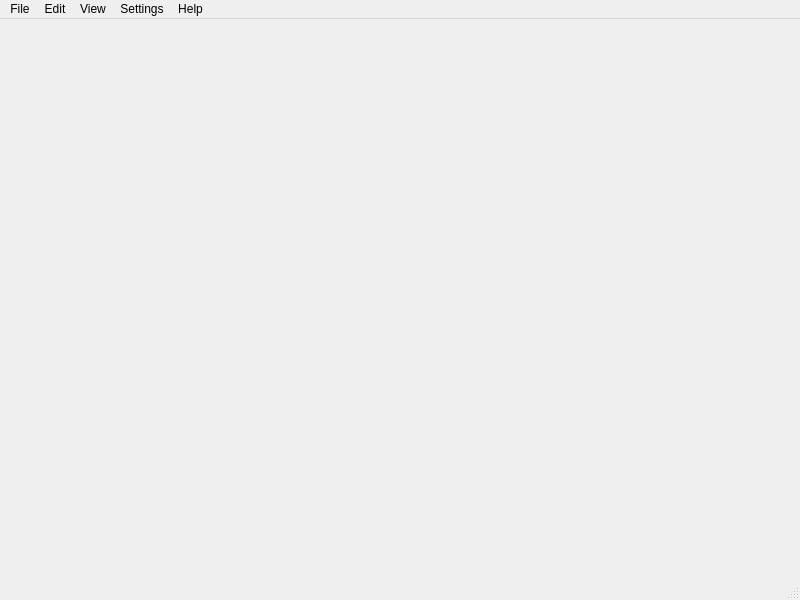
Before: the Qt Designer form i18n-editor/main.ui in wangta69/python, drawn with Qt 5.
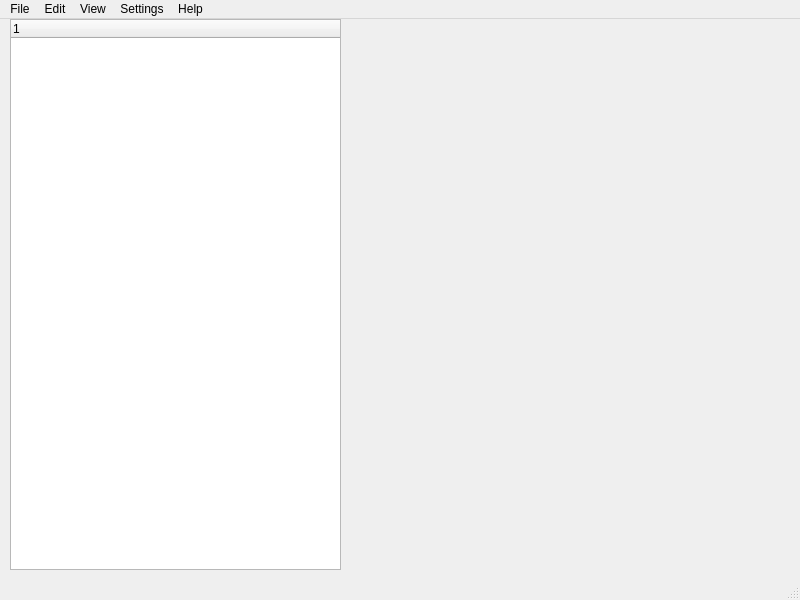
After: the same form once the commit is applied.

```diff
--- a/i18n-editor/main.ui
+++ b/i18n-editor/main.ui
@@ -13,7 +13,40 @@
   <property name="windowTitle">
    <string>MainWindow</string>
   </property>
-  <widget class="QWidget" name="centralwidget"/>
+  <widget class="QWidget" name="centralwidget">
+   <widget class="QWidget" name="horizontalLayoutWidget">
+    <property name="geometry">
+     <rect>
+      <x>10</x>
+      <y>0</y>
+      <width>331</width>
+      <height>551</height>
+     </rect>
+    </property>
+    <layout class="QHBoxLayout" name="horizontalLayout">
+     <item>
+      <widget class="QTreeWidget" name="treeWidget">
+       <column>
+        <property name="text">
+         <string notr="true">1</string>
+        </property>
+       </column>
+      </widget>
+     </item>
+    </layout>
+   </widget>
+   <widget class="QWidget" name="verticalLayoutWidget">
+    <property name="geometry">
+     <rect>
+      <x>410</x>
+      <y>0</y>
+      <width>371</width>
+      <height>551</height>
+     </rect>
+    </property>
+    <layout class="QVBoxLayout" name="verticalLayout"/>
+   </widget>
+  </widget>
   <widget class="QMenuBar" name="menubar">
    <property name="geometry">
     <rect>
```
